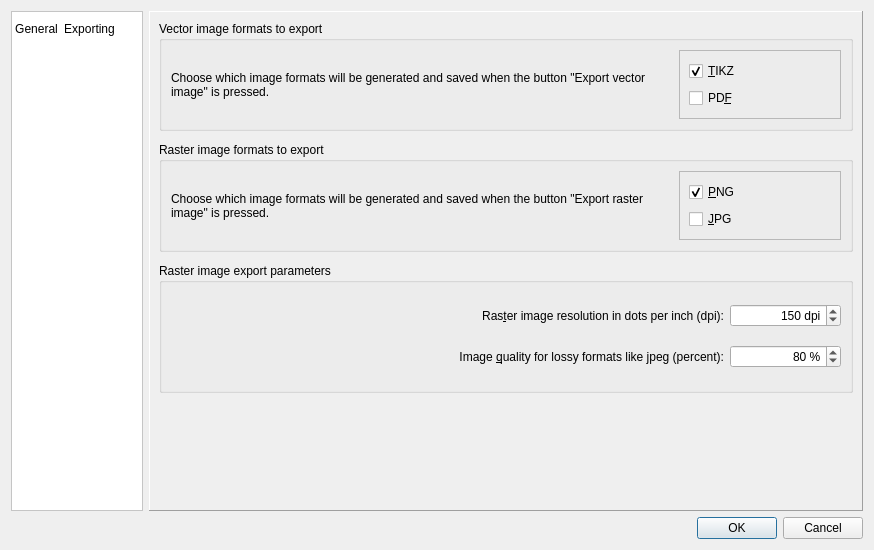
Old version of the form pycirkuit/ui/configdialog.ui in the repository orestesmas/pycirkuit.
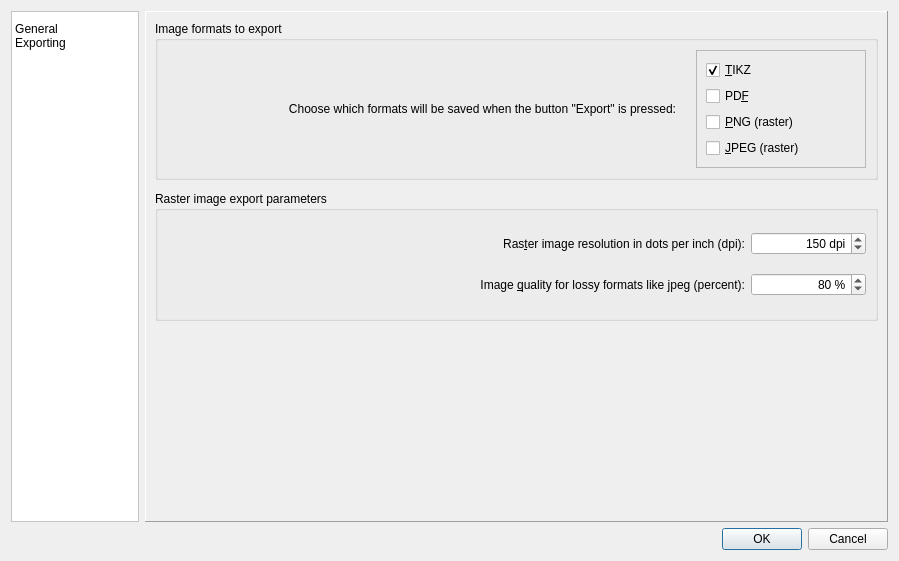
New version of the form. Icons and pictures are not drawn.

Commit message: Make export settings work on the GUI too

Diff of the .ui file:
```diff
--- a/pycirkuit/ui/configdialog.ui
+++ b/pycirkuit/ui/configdialog.ui
@@ -6,8 +6,8 @@
    <rect>
     <x>0</x>
     <y>0</y>
-    <width>874</width>
-    <height>550</height>
+    <width>899</width>
+    <height>561</height>
    </rect>
   </property>
   <property name="minimumSize">
@@ -32,7 +32,7 @@
        </property>
        <property name="maximumSize">
         <size>
-         <width>132</width>
+         <width>128</width>
          <height>16777215</height>
         </size>
        </property>
@@ -277,7 +277,7 @@
             </size>
            </property>
            <property name="title">
-            <string comment="Group box title">Vector image formats to export</string>
+            <string comment="Group box title">Image formats to export</string>
            </property>
            <layout class="QHBoxLayout" name="horizontalLayout_6">
             <property name="spacing">
@@ -292,10 +292,10 @@
                </sizepolicy>
               </property>
               <property name="text">
-               <string>Choose which image formats will be generated and saved when the button &quot;Export vector image&quot; is pressed.</string>
+               <string>Choose which formats will be saved when the button &quot;Export&quot; is pressed:</string>
               </property>
               <property name="alignment">
-               <set>Qt::AlignLeading|Qt::AlignLeft|Qt::AlignVCenter</set>
+               <set>Qt::AlignRight|Qt::AlignTrailing|Qt::AlignVCenter</set>
               </property>
               <property name="wordWrap">
                <bool>true</bool>
@@ -334,6 +334,23 @@
                  </property>
                 </widget>
                </item>
+               <item>
+                <widget class="QCheckBox" name="exportPNG">
+                 <property name="text">
+                  <string>&amp;PNG (raster)</string>
+                 </property>
+                 <property name="checked">
+                  <bool>false</bool>
+                 </property>
+                </widget>
+               </item>
+               <item>
+                <widget class="QCheckBox" name="exportJPEG">
+                 <property name="text">
+                  <string>&amp;JPEG (raster)</string>
+                 </property>
+                </widget>
+               </item>
               </layout>
              </widget>
             </item>
@@ -357,92 +374,7 @@
           </spacer>
          </item>
          <item>
-          <widget class="QGroupBox" name="groupBox_3">
-           <property name="minimumSize">
-            <size>
-             <width>0</width>
-             <height>110</height>
-            </size>
-           </property>
-           <property name="title">
-            <string comment="Group box title">Raster image formats to export</string>
-           </property>
-           <layout class="QHBoxLayout" name="horizontalLayout_5">
-            <property name="spacing">
-             <number>20</number>
-            </property>
-            <item>
-             <widget class="QLabel" name="label">
-              <property name="sizePolicy">
-               <sizepolicy hsizetype="Preferred" vsizetype="Preferred">
-                <horstretch>3</horstretch>
-                <verstretch>0</verstretch>
-               </sizepolicy>
-              </property>
-              <property name="text">
-               <string>Choose which image formats will be generated and saved when the button &quot;Export raster image&quot; is pressed.</string>
-              </property>
-              <property name="wordWrap">
-               <bool>true</bool>
-              </property>
-             </widget>
-            </item>
-            <item>
-             <widget class="QFrame" name="frame_2">
-              <property name="sizePolicy">
-               <sizepolicy hsizetype="Preferred" vsizetype="Preferred">
-                <horstretch>1</horstretch>
-                <verstretch>0</verstretch>
-               </sizepolicy>
-              </property>
-              <property name="frameShape">
-               <enum>QFrame::StyledPanel</enum>
-              </property>
-              <property name="frameShadow">
-               <enum>QFrame::Raised</enum>
-              </property>
-              <layout class="QVBoxLayout" name="verticalLayout_4">
-               <item>
-                <widget class="QCheckBox" name="checkBox_3">
-                 <property name="text">
-                  <string>&amp;PNG</string>
-                 </property>
-                 <property name="checked">
-                  <bool>true</bool>
-                 </property>
-                </widget>
-               </item>
-               <item>
-                <widget class="QCheckBox" name="checkBox_2">
-                 <property name="text">
-                  <string>&amp;JPG</string>
-                 </property>
-                </widget>
-               </item>
-              </layout>
-             </widget>
-            </item>
-           </layout>
-          </widget>
-         </item>
-         <item>
-          <spacer name="verticalSpacer_4">
-           <property name="orientation">
-            <enum>Qt::Vertical</enum>
-           </property>
-           <property name="sizeType">
-            <enum>QSizePolicy::Maximum</enum>
-           </property>
-           <property name="sizeHint" stdset="0">
-            <size>
-             <width>20</width>
-             <height>5</height>
-            </size>
-           </property>
-          </spacer>
-         </item>
-         <item>
-          <widget class="QGroupBox" name="groupBox_4">
+          <widget class="QGroupBox" name="groupBox_rasterParam">
            <property name="minimumSize">
             <size>
              <width>0</width>
```
Left out of the diff: 24 changed lines with no effect on the pictures. The commit also changes 12 other files.
